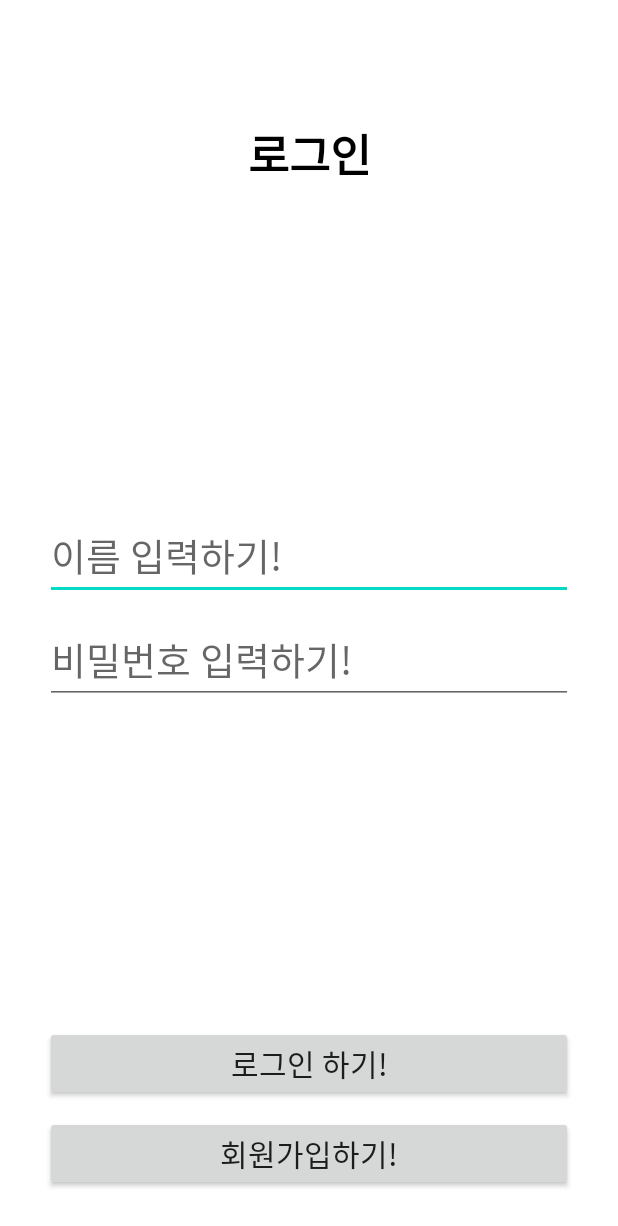
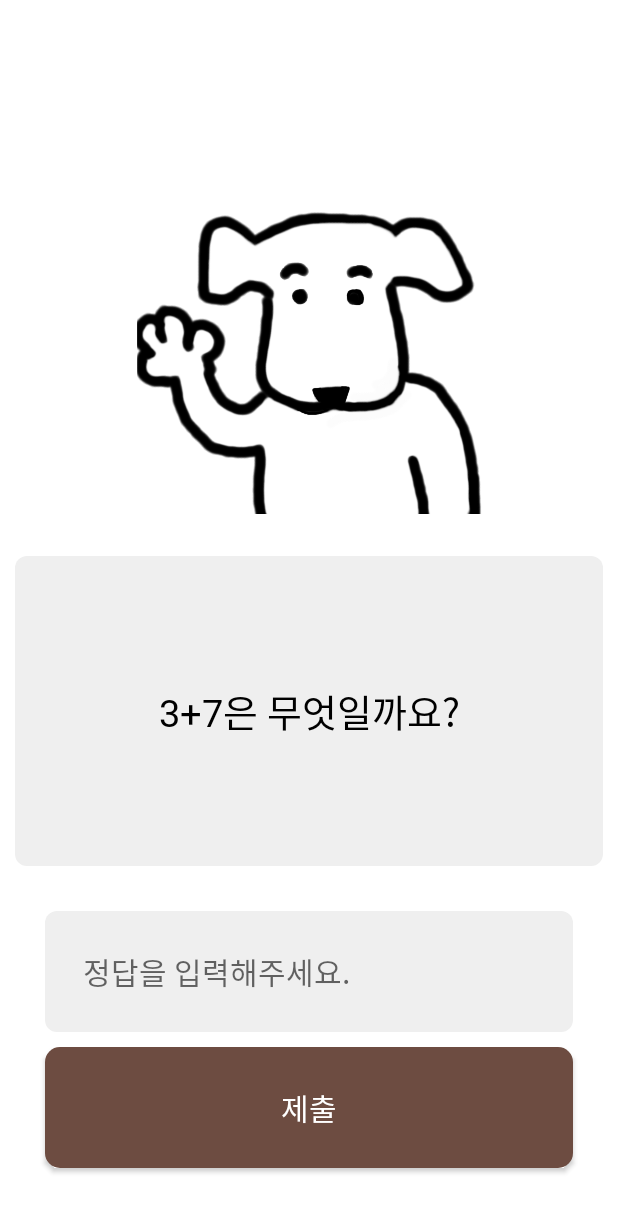
Before and after one commit to samgashyeong/Hackathon, an Android app: the screen it shows after launch (LoginActivity before the commit, QuizActivity after it), on a phone screen of 412 x 824 dp. Shown: the top 1226 px of the screen. Run offline under Robolectric (Android 15) with nearby library versions, the phone set to English and light mode, and no system bars; our stand-ins replace data binding.

Commit message:
quiz embodied.

```diff
--- a/app/src/main/java/com/example/hackathon/screen/MainActivity.kt
+++ b/app/src/main/java/com/example/hackathon/screen/MainActivity.kt
@@ -10,7 +10,6 @@ class MainActivity : AppCompatActivity() {
     override fun onCreate(savedInstanceState: Bundle?) {
         super.onCreate(savedInstanceState)
         setContentView(R.layout.activity_main)
-
         binding = DataBindingUtil.setContentView(this, R.layout.activity_main)
     }
 
--- /dev/null
+++ b/app/src/main/java/com/example/hackathon/screen/quiz/QuizHelper.kt
@@ -0,0 +1,14 @@
+package com.example.hackathon.screen.quiz
+
+import com.example.hackathon.R
+import java.util.*
+
+class QuizHelper {
+    fun randomInitialORCalculation(): Int {
+        val random = Random()
+        return random.nextInt(2)
+    }
+    // 0 is initial_sound
+    // 1 is calculation
+
+}
--- /dev/null
+++ b/app/src/main/res/drawable/btn_design_1.xml
@@ -0,0 +1,5 @@
+<?xml version="1.0" encoding="utf-8"?>
+<shape xmlns:android="http://schemas.android.com/apk/res/android">
+    <solid android:color="#6d4c41" />
+    <corners android:radius="10dp"/>
+</shape>
--- /dev/null
+++ b/app/src/main/res/drawable/etv_design_1.xml
@@ -0,0 +1,5 @@
+<?xml version="1.0" encoding="utf-8"?>
+<shape xmlns:android="http://schemas.android.com/apk/res/android">
+    <solid android:color="#efefef"/>
+    <corners android:radius="8dp"/>
+</shape>
--- /dev/null
+++ b/app/src/main/res/layout/activity_quiz.xml
@@ -0,0 +1,100 @@
+<?xml version="1.0" encoding="utf-8"?>
+<layout xmlns:android="http://schemas.android.com/apk/res/android"
+    xmlns:app="http://schemas.android.com/apk/res-auto"
+    xmlns:tools="http://schemas.android.com/tools"
+    tools:context=".screen.quiz.QuizActivity">
+
+    <data>
+
+        <variable
+            name="level"
+            type="Integer" />
+
+        <variable
+            name="quiz"
+            type="String" />
+    </data>
+
+    <androidx.constraintlayout.widget.ConstraintLayout
+        android:layout_width="match_parent"
+        android:layout_height="match_parent">
+
+        <ImageView
+            android:id="@+id/mascot_iv1"
+            android:layout_width="250sp"
+            android:layout_height="250sp"
+            android:layout_marginBottom="50sp"
+            android:src="@drawable/badook"
+            app:layout_constraintBottom_toBottomOf="parent"
+            app:layout_constraintEnd_toEndOf="parent"
+            app:layout_constraintStart_toStartOf="parent"
+            app:layout_constraintTop_toTopOf="parent"
+            app:layout_constraintVertical_bias="0.2" />
+
+        <TextView
+            android:id="@+id/quiz_tv1"
+            android:layout_width="match_parent"
+            android:layout_height="wrap_content"
+            android:layout_marginStart="10sp"
+            android:layout_marginEnd="10sp"
+            android:background="@drawable/etv_design_1"
+            android:fontFamily="@font/nanumsquare_ac_r"
+            android:gravity="center"
+            android:hint="이것은 동쪽을 묻는데 서쪽으로 대답한다는 뜻으로 묻는 말에 전혀 맞지 않는 엉뚱한 대답을 의미하는 사자성어에요. \nㄷㅁㅅㄷ을 무엇일까요?"
+            android:padding="10sp"
+            android:text="@{quiz}"
+            android:textColor="#000"
+            android:textSize="25sp"
+            app:layout_constraintBottom_toBottomOf="parent"
+            app:layout_constraintTop_toTopOf="parent"
+            app:layout_constraintVertical_bias="0.6" />
+
+        <EditText
+            android:id="@+id/answer_etv1"
+            android:layout_width="0dp"
+            android:layout_height="wrap_content"
+            android:layout_marginStart="30sp"
+            android:layout_marginTop="30sp"
+            android:layout_marginEnd="30sp"
+            android:textCursorDrawable="@color/second_color"
+            android:background="@drawable/etv_design_1"
+            android:fontFamily="@font/nanumsquare_ac_r"
+            android:hint="정답을 입력해주세요."
+            android:padding="25sp"
+            android:textSize="20sp"
+            app:layout_constraintEnd_toEndOf="parent"
+            app:layout_constraintStart_toStartOf="parent"
+            app:layout_constraintTop_toBottomOf="@id/quiz_tv1" />
+
+        <androidx.appcompat.widget.AppCompatButton
+            android:id="@+id/quiz_btn1"
+            android:layout_width="0dp"
+            android:layout_height="wrap_content"
+            android:layout_marginTop="10sp"
+            android:background="@drawable/btn_design_1"
+            android:fontFamily="@font/nanumsquare_ac_r"
+            android:padding="25sp"
+            android:text="제출"
+            android:textColor="#fff"
+            android:textSize="20sp"
+            app:layout_constraintEnd_toEndOf="@id/answer_etv1"
+            app:layout_constraintStart_toStartOf="@id/answer_etv1"
+            app:layout_constraintTop_toBottomOf="@id/answer_etv1" />
+
+        <TextView
+            android:id="@+id/error_tv1"
+            android:layout_width="0dp"
+            android:layout_height="wrap_content"
+            android:gravity="center"
+            android:text="정답이 틀렸어요. 다시 입력해주세요."
+            android:fontFamily="@font/nanumsquare_ac_r"
+            android:textSize="15sp"
+            android:visibility="gone"
+            app:layout_constraintEnd_toEndOf="@id/answer_etv1"
+            app:layout_constraintStart_toStartOf="@id/answer_etv1"
+            app:layout_constraintTop_toBottomOf="@id/quiz_btn1"
+            android:layout_marginTop="10sp"/>
+
+    </androidx.constraintlayout.widget.ConstraintLayout>
+
+</layout>
--- a/app/src/main/res/values/strings.xml
+++ b/app/src/main/res/values/strings.xml
@@ -2,4 +2,105 @@
     <string name="app_name">Hackathon</string>
     <!-- TODO: Remove or change this placeholder text -->
     <string name="hello_blank_fragment11">Hello blank fragment</string>
+
+    <string-array name="quiz_initial_sound_lv1_array">
+        <item>이것은 집에서 애완동물로 주로 기르는 동물이에요. \nㄱㅇㅇ은 무엇일까요?</item>
+        <item>이것은 과일이고 보라색을 띄고 있어요. \n ㅍㄷ는 무엇일까요?</item>
+        <item>이것은 나라의 이름이고 인구수가 매우 많은 나라에요. ㅈㄱ은 무엇일까요?</item>
+        <item>이것은 매우 이쁜 식물이라서 사람들이 매우 좋아하는 식물이에요.\n ㅈㅁ는 무엇일까요?</item>
+        <item>이것은 목이 매우 긴 동물이에요. ㄱㄹ는 무엇일까요?</item>
+    </string-array>
+
+    <string-array name="quiz_initial_sound_lv1_answer_array">
+        <item>고양이</item>
+        <item>포도</item>
+        <item>중국</item>
+        <item>장미</item>
+        <item>기린</item>
+    </string-array>
+
+
+    <string-array name="quiz_initial_sound_lv2_array">
+        <item>이것은 사막에서 자주 볼 수 있는 혹이 있는 동물이에요. \nㄴㅌ는 무엇일까요?</item>
+        <item>이것은 야와에서 화장실이 가고 싶을 때 쓸 수 있는 장소에요. \nㄱㅈㅎㅈㅅ는 무엇일까요?</item>
+        <item>이것은 매우 반짝이는 물건이에요. \nㄷㅇㅇㅁㄷ은 무엇일까요?</item>
+        <item>이것은 먹을 수 있는 국이에요. \nㅂㄷㅉㄱ는 무엇일까요?</item>
+        <item>이것은 7대 불가사의 중 하나에요. \nㅍㄹㅁㄷ는 무엇일까요?</item>
+    </string-array>
+
+    <string-array name="quiz_initial_sound_lv2_answer_array">
+        <item>낙타</item>
+        <item>공중화장실</item>
+        <item>다이아몬드</item>
+        <item>부대찌개</item>
+        <item>피라미드</item>
+    </string-array>
+
+    <string-array name="quiz_initial_sound_lv3_array">
+        <item>이것은 닌차힌 상황에 처했을 때 \n이러지도 저러지도 못하는 상황에서 쓰는 사자성어에요. \nㅈㅌㅇㄴ는 무엇일까요?</item>
+        <item>이것은 잘못 들어선 길을 버르고 착한 사람으로 다시 태어나겠다는 결의를 뜻하는 사자성어에요. \nㄱㄱㅊㅅ은 무엇일까요?</item>
+        <item>처지를 바꾸어서 생각하여 본다는 뜻의 사자성어에요. \nㅇㅈㅅㅈ은 무엇일까요?</item>
+        <item>이것은 아들의 성격이나 생활 습관 따위가 아버지로부터 대물림된 것처럼 같거나 비슷하다는 뜻의 사자성어에요. \nㅂㅈㅈㅈ은 무엇일까요?</item>
+        <item>이것은 동쪽을 묻는데 서쪽으로 대답한다는 뜻으로 묻는 말에 전혀 맞지 않는 엉뚱한 대답을 의미하는 사자성어에요. \nㄷㅁㅅㄷ을 무엇일까요?</item>
+    </string-array>
+
+    <string-array name="quiz_initial_sound_lv3_answer_array">
+        <item>진퇴양난</item>
+        <item>개과천선</item>
+        <item>역지사지</item>
+        <item>부전자전</item>
+        <item>동문서답</item>
+
+    </string-array>
+
+
+    <string-array name="quiz_calculation_lv1_array">
+        <item>5+7은 무엇일까요?</item>
+        <item>3+7은 무엇일까요?</item>
+        <item>9+5은 무엇일까요?</item>
+        <item>1+2은 무엇일까요?</item>
+        <item>7+1은 무엇일까요?</item>
+    </string-array>
+
+    <string-array name="quiz_calculation_lv1_answer_array">
+        <item>12</item>
+        <item>10</item>
+        <item>14</item>
+        <item>3</item>
+        <item>8</item>
+
+    </string-array>
+
+    <string-array name="quiz_calculation_lv2_array">
+        <item>50+57은 무엇일까요?</item>
+        <item>60+43은 무엇일까요?</item>
+        <item>67+23은 무엇일까요?</item>
+        <item>17+43은 무엇일까요?</item>
+        <item>75+15은 무엇일까요?</item>
+    </string-array>
+
+    <string-array name="quiz_calculation_lv2_answer_array">
+        <item>107</item>
+        <item>103</item>
+        <item>90</item>
+        <item>60</item>
+        <item>90</item>
+    </string-array>
+
+    <string-array name="quiz_calculation_lv3_array">
+        <item>610+430은 무엇일까요?</item>
+        <item>230+350은 무엇일까요?</item>
+        <item>225+25은 무엇일까요?</item>
+        <item>550+120은 무엇일까요?</item>
+        <item>555+332은 무엇일까요?</item>
+    </string-array>
+
+    <string-array name="quiz_calculation_lv3_answer_array">
+        <item>1040</item>
+        <item>580</item>
+        <item>250</item>
+        <item>670</item>
+        <item>887</item>
+    </string-array>
+
 </resources>
--- a/build.gradle
+++ b/build.gradle
@@ -6,7 +6,7 @@ buildscript {
 plugins {
     id 'com.android.application' version '7.2.1' apply false
     id 'com.android.library' version '7.2.1' apply false
-    id 'org.jetbrains.kotlin.android' version '1.6.10' apply false
+    id 'org.jetbrains.kotlin.android' version '1.7.10' apply false
 }
 
 task clean(type: Delete) {
```
Also changed, not shown: app/src/main/AndroidManifest.xml (+8 -2 lines), app/src/main/java/com/example/hackathon/screen/quiz/QuizActivity.kt (added, +155 -0 lines), app/src/main/java/com/example/hackathon/screen/quiz/QuizSuccessActivity.kt (added, +21 -0 lines), app/src/main/res/layout/activity_quiz_success.xml (added, +37 -0 lines), app/src/main/res/drawable/badook.png (added), 3 other files.
